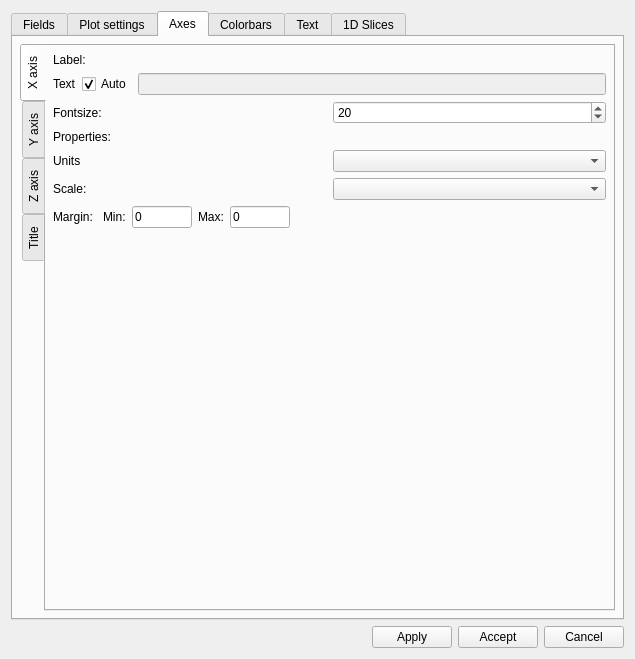
Qt form VisualPIC/Views/EditPlotFieldWindow.ui (AngelFP/VisualPIC) before a commit.
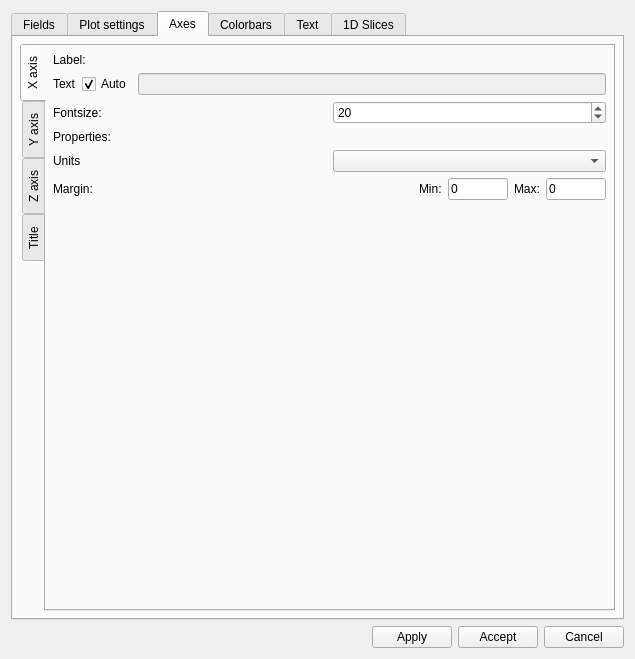
The same form after that commit. The open tabs and pages were chosen to show the change.

Commit message: Added custom icon for Windows. Removed axis scale options from EditPlotWindow.

The edit to the form file:
```diff
--- a/VisualPIC/Views/EditPlotFieldWindow.ui
+++ b/VisualPIC/Views/EditPlotFieldWindow.ui
@@ -1061,20 +1061,6 @@
              </item>
             </layout>
            </item>
-           <item>
-            <layout class="QHBoxLayout" name="horizontalLayout_11">
-             <item>
-              <widget class="QLabel" name="label_10">
-               <property name="text">
-                <string>Scale:</string>
-               </property>
-              </widget>
-             </item>
-             <item>
-              <widget class="QComboBox" name="xScale_comboBox"/>
-             </item>
-            </layout>
-           </item>
            <item>
             <layout class="QHBoxLayout" name="horizontalLayout_43">
              <item>
@@ -1084,6 +1070,19 @@
                </property>
               </widget>
              </item>
+             <item>
+              <spacer name="horizontalSpacer_7">
+               <property name="orientation">
+                <enum>Qt::Horizontal</enum>
+               </property>
+               <property name="sizeHint" stdset="0">
+                <size>
+                 <width>40</width>
+                 <height>20</height>
+                </size>
+               </property>
+              </spacer>
+             </item>
              <item>
               <widget class="QLabel" name="label_50">
                <property name="text">
@@ -1136,19 +1135,6 @@
                </property>
               </widget>
              </item>
-             <item>
-              <spacer name="horizontalSpacer_7">
-               <property name="orientation">
-                <enum>Qt::Horizontal</enum>
-               </property>
-               <property name="sizeHint" stdset="0">
-                <size>
-                 <width>40</width>
-                 <height>20</height>
-                </size>
-               </property>
-              </spacer>
-             </item>
             </layout>
            </item>
            <item>
```
Left out of the diff: 80 changed lines with no effect on the pictures. The commit also changes 1 other file.
